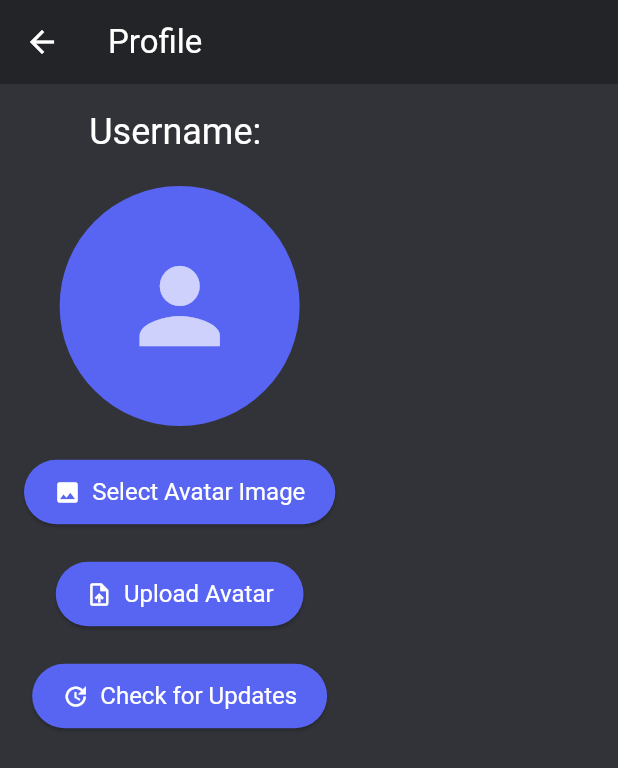
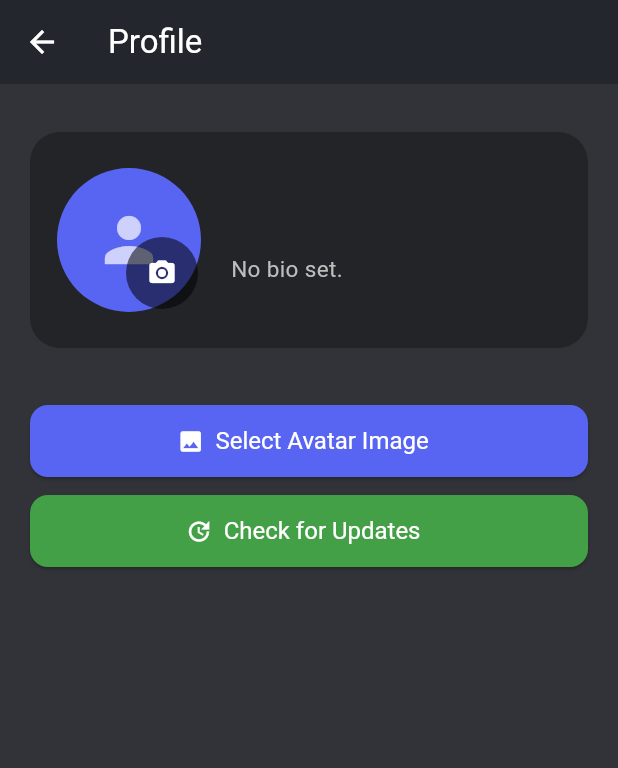
Before and after one commit to SarahRoseLives/IRIS, a Flutter app: the ProfileScreen screen opened directly with empty values, on a phone screen of 412 x 824 dp. Shown: the top 768 px of the screen. Run offline on Flutter 3.47's test engine with Material 3 defaults, Android fonts, the phone set to English and light mode, and no system bars; our stand-ins replace firebase_core, firebase_messaging, flutter_highlight, flutter_local_notifications, get_it, image_picker and 3 more; accounts and stored records are empty; generated files the repository leaves out were written again; network calls fail.

Commit message:
Refined profile screen

```diff
--- a/iris-app/iris/lib/screens/profile_screen.dart
+++ b/iris-app/iris/lib/screens/profile_screen.dart
@@ -1,11 +1,11 @@
 import 'package:flutter/material.dart';
-import 'package:image_picker/image_picker.dart'; // For picking images from gallery/camera
-import 'dart:io'; // For working with File objects
+import 'package:image_picker/image_picker.dart';
+import 'dart:io';
 import '../services/api_service.dart';
-import 'package:shared_preferences/shared_preferences.dart'; // To get the username
-import 'package:http/http.dart' as http; // For checking avatar URL existence
-import '../config.dart'; // For base URL
-import 'package:iris/services/update_service.dart'; // <-- Add this import
+import 'package:shared_preferences/shared_preferences.dart';
+import 'package:http/http.dart' as http;
+import '../config.dart';
+import 'package:iris/services/update_service.dart';
 
 class ProfileScreen extends StatefulWidget {
   final String authToken;
@@ -17,63 +17,59 @@ class ProfileScreen extends StatefulWidget {
 }
 
 class _ProfileScreenState extends State<ProfileScreen> {
-  File? _imageFile; // The image file selected by the user
-  final ApiService _apiService = ApiService(); // Instance of our API service
-  bool _isUploading = false; // To show loading indicator during upload
-  String? _username; // The current logged-in username
-  String? _avatarUrl; // The URL of the user's current avatar
+  File? _imageFile;
+  final ApiService _apiService = ApiService();
+  bool _isUploading = false;
+  String? _username;
+  String? _avatarUrl;
+  String? _bio; // Optionally load bio in the future
 
   @override
   void initState() {
     super.initState();
-    _loadUserInfo(); // Load username and attempt to find existing avatar
+    _loadUserInfo();
   }
 
   Future<void> _loadUserInfo() async {
     final prefs = await SharedPreferences.getInstance();
     setState(() {
       _username = prefs.getString('username');
+      _bio = prefs.getString('bio'); // If you want to add a bio field
     });
-    // Once username is loaded, try to load their avatar
     _loadAvatarUrl();
   }
 
   Future<void> _loadAvatarUrl() async {
     if (_username != null) {
-      // Define common image extensions to check
       final List<String> possibleExtensions = ['.png', '.jpg', '.jpeg', '.gif'];
       String? foundUrl;
 
-      // Iterate through possible extensions to find an existing avatar
       for (final ext in possibleExtensions) {
         final String potentialAvatarUrl = 'http://$apiHost:$apiPort/avatars/$_username$ext';
         try {
-          // Send a HEAD request to check if the file exists without downloading it
           final response = await http.head(Uri.parse(potentialAvatarUrl));
           if (response.statusCode == 200) {
             foundUrl = potentialAvatarUrl;
-            break; // Found one, stop checking
+            break;
           }
         } catch (e) {
-          // Log error but continue trying other extensions
           print("Error checking avatar URL ($potentialAvatarUrl): $e");
         }
       }
 
       setState(() {
-        _avatarUrl = foundUrl; // Set the found URL or null if none exist
+        _avatarUrl = foundUrl;
       });
     }
   }
 
   Future<void> _pickImage() async {
     final picker = ImagePicker();
-    // Allow user to pick from gallery
     final pickedFile = await picker.pickImage(source: ImageSource.gallery);
 
     if (pickedFile != null) {
       setState(() {
-        _imageFile = File(pickedFile.path); // Store the selected file
+        _imageFile = File(pickedFile.path);
       });
     }
   }
@@ -87,7 +83,7 @@ class _ProfileScreenState extends State<ProfileScreen> {
     }
 
     setState(() {
-      _isUploading = true; // Show loading indicator
+      _isUploading = true;
     });
 
     try {
@@ -99,8 +95,7 @@ class _ProfileScreenState extends State<ProfileScreen> {
           );
         }
         setState(() {
-          _imageFile = null; // Clear the selected image preview
-          // Construct the full URL for the newly uploaded avatar
+          _imageFile = null;
           _avatarUrl = response['avatarUrl'] != null
               ? 'http://$apiHost:$apiPort${response['avatarUrl']}'
               : null;
@@ -120,67 +115,130 @@ class _ProfileScreenState extends State<ProfileScreen> {
       }
     } finally {
       setState(() {
-        _isUploading = false; // Hide loading indicator
+        _isUploading = false;
       });
     }
   }
 
-  @override
-  Widget build(BuildContext context) {
-    return Scaffold(
-      appBar: AppBar(
-        title: const Text('Profile'),
-        backgroundColor: const Color(0xFF232428), // Consistent AppBar color
+  Widget _buildProfileHeader() {
+    return Container(
+      padding: const EdgeInsets.symmetric(vertical: 24, horizontal: 18),
+      decoration: BoxDecoration(
+        color: const Color(0xFF232428),
+        borderRadius: BorderRadius.circular(20),
       ),
-      backgroundColor: const Color(0xFF313338), // Consistent background color
-      body: Padding(
-        padding: const EdgeInsets.all(16.0),
+      child: Row(
+        children: [
+          // Avatar with edit overlay
+          Stack(
+            alignment: Alignment.bottomRight,
+            children: [
+              CircleAvatar(
+                radius: 48,
+                backgroundColor: const Color(0xFF5865F2),
+                backgroundImage: _imageFile != null
+                    ? FileImage(_imageFile!) as ImageProvider
+                    : (_avatarUrl != null ? NetworkImage(_avatarUrl!) : null),
+                child: _imageFile == null && _avatarUrl == null
+                    ? const Icon(Icons.person, size: 48, color: Colors.white70)
+                    : null,
+              ),
+              Positioned(
+                bottom: 2,
+                right: 2,
+                child: Material(
+                  shape: const CircleBorder(),
+                  color: Colors.black54,
+                  child: IconButton(
+                    icon: const Icon(Icons.camera_alt, color: Colors.white, size: 20),
+                    onPressed: _pickImage,
+                    tooltip: "Change Avatar",
+                    padding: EdgeInsets.zero,
+                    constraints: const BoxConstraints(),
+                  ),
+                ),
+              ),
+            ],
+          ),
+          const SizedBox(width: 20),
+          // Username and bio/info
+          Expanded(
             child: Column(
-          crossAxisAlignment: CrossAxisAlignment.center,
+              crossAxisAlignment: CrossAxisAlignment.start,
               children: [
                 Text(
-              'Username: ${_username ?? 'Not available'}',
-              style: Theme.of(context).textTheme.headlineSmall?.copyWith(color: Colors.white),
+                  _username ?? 'Not available',
+                  style: const TextStyle(
+                    fontSize: 24, fontWeight: FontWeight.bold, color: Colors.white),
                 ),
-            const SizedBox(height: 20),
-            // Display chosen image or current avatar, or a default icon
-            CircleAvatar(
-              radius: 80,
-              backgroundColor: const Color(0xFF5865F2), // Use app primary color
-              backgroundImage: _imageFile != null // If a new image is selected, show it
-                  ? FileImage(_imageFile!) as ImageProvider
-                  : (_avatarUrl != null // Otherwise, if an avatar URL exists, show network image
-                      ? NetworkImage(_avatarUrl!)
-                      : null), // Otherwise, no background image
-              child: _imageFile == null && _avatarUrl == null // If neither, show a default person icon
-                  ? const Icon(Icons.person, size: 80, color: Colors.white70)
-                  : null,
+                const SizedBox(height: 4),
+                Text(
+                  _bio ?? "No bio set.",
+                  style: TextStyle(color: Colors.grey[400], fontSize: 15),
+                  maxLines: 2, overflow: TextOverflow.ellipsis,
                 ),
-            const SizedBox(height: 20),
+              ],
+            ),
+          ),
+        ],
+      ),
+    );
+  }
+
+  Widget _buildAvatarActionButtons() {
+    if (_imageFile == null) return const SizedBox.shrink();
+    return Padding(
+      padding: const EdgeInsets.only(top: 12),
+      child: Row(
+        mainAxisAlignment: MainAxisAlignment.start,
+        children: [
+          ElevatedButton.icon(
+            onPressed: _uploadAvatar,
+            icon: const Icon(Icons.upload_file),
+            label: const Text('Upload'),
+            style: ElevatedButton.styleFrom(
+              foregroundColor: Colors.white,
+              backgroundColor: const Color(0xFF5865F2),
+              padding: const EdgeInsets.symmetric(horizontal: 16, vertical: 8),
+              textStyle: const TextStyle(fontSize: 15),
+              shape: RoundedRectangleBorder(borderRadius: BorderRadius.circular(12)),
+            ),
+          ),
+          const SizedBox(width: 12),
+          OutlinedButton.icon(
+            onPressed: () => setState(() => _imageFile = null),
+            icon: const Icon(Icons.cancel, color: Colors.white70),
+            label: const Text('Cancel', style: TextStyle(color: Colors.white70)),
+            style: OutlinedButton.styleFrom(
+              side: const BorderSide(color: Color(0xFF5865F2)),
+            ),
+          ),
+          if (_isUploading)
+            const Padding(
+              padding: EdgeInsets.only(left: 16),
+              child: CircularProgressIndicator(color: Color(0xFF5865F2), strokeWidth: 3),
+            ),
+        ],
+      ),
+    );
+  }
+
+  Widget _buildActionButtons() {
+    return Column(
+      children: [
         ElevatedButton.icon(
           onPressed: _pickImage,
           icon: const Icon(Icons.image),
           label: const Text('Select Avatar Image'),
           style: ElevatedButton.styleFrom(
-                foregroundColor: Colors.white, backgroundColor: const Color(0xFF5865F2), // Text and icon color
-                padding: const EdgeInsets.symmetric(horizontal: 20, vertical: 12),
+            foregroundColor: Colors.white,
+            backgroundColor: const Color(0xFF5865F2),
+            minimumSize: const Size.fromHeight(48),
             textStyle: const TextStyle(fontSize: 16),
+            shape: RoundedRectangleBorder(borderRadius: BorderRadius.circular(12)),
           ),
         ),
-            const SizedBox(height: 20),
-            _isUploading
-                ? const CircularProgressIndicator(color: Color(0xFF5865F2))
-                : ElevatedButton.icon(
-                    onPressed: _uploadAvatar,
-                    icon: const Icon(Icons.upload_file),
-                    label: const Text('Upload Avatar'),
-                    style: ElevatedButton.styleFrom(
-                      foregroundColor: Colors.white, backgroundColor: const Color(0xFF5865F2),
-                      padding: const EdgeInsets.symmetric(horizontal: 20, vertical: 12),
-                      textStyle: const TextStyle(fontSize: 16),
-                    ),
-                  ),
-            const SizedBox(height: 20), // <-- Add spacing before the update button
+        const SizedBox(height: 12),
         ElevatedButton.icon(
           onPressed: () async {
             ScaffoldMessenger.of(context).showSnackBar(
@@ -192,12 +250,37 @@ class _ProfileScreenState extends State<ProfileScreen> {
           label: const Text('Check for Updates'),
           style: ElevatedButton.styleFrom(
             foregroundColor: Colors.white,
-                backgroundColor: const Color(0xFF5865F2),
-                padding: const EdgeInsets.symmetric(horizontal: 20, vertical: 12),
+            backgroundColor: Colors.green[600],
+            minimumSize: const Size.fromHeight(48),
             textStyle: const TextStyle(fontSize: 16),
+            shape: RoundedRectangleBorder(borderRadius: BorderRadius.circular(12)),
           ),
         ),
       ],
+    );
+  }
+
+  @override
+  Widget build(BuildContext context) {
+    return Scaffold(
+      appBar: AppBar(
+        title: const Text('Profile'),
+        backgroundColor: const Color(0xFF232428),
+        elevation: 0.5,
+      ),
+      backgroundColor: const Color(0xFF313338),
+      body: SingleChildScrollView(
+        child: Padding(
+          padding: const EdgeInsets.symmetric(horizontal: 20, vertical: 32),
+          child: Column(
+            crossAxisAlignment: CrossAxisAlignment.start,
+            children: [
+              _buildProfileHeader(),
+              _buildAvatarActionButtons(),
+              const SizedBox(height: 38),
+              _buildActionButtons(),
+            ],
+          ),
         ),
       ),
     );
```
Lines whose indentation alone changed are shown as unchanged.
